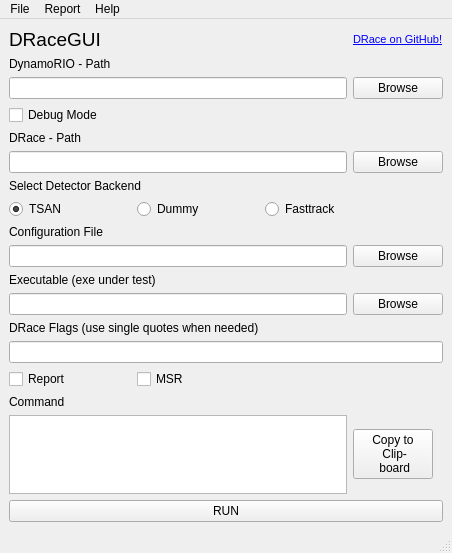
The window that tools/DRaceGUI/qt/draceGUI.ui (fmoessbauer/drace) describes before a commit, drawn with Qt 5.
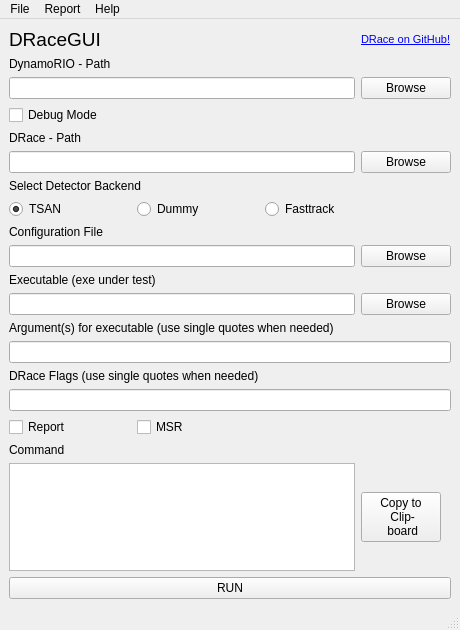
The same window after the commit.

Commit message: feat: add input in GUI to specify args for exe under test

Patch:
```diff
--- a/tools/DRaceGUI/qt/draceGUI.ui
+++ b/tools/DRaceGUI/qt/draceGUI.ui
@@ -6,8 +6,8 @@
    <rect>
     <x>0</x>
     <y>0</y>
-    <width>420</width>
-    <height>553</height>
+    <width>460</width>
+    <height>630</height>
    </rect>
   </property>
   <property name="windowTitle">
@@ -15,16 +15,6 @@
   </property>
   <widget class="QWidget" name="centralwidget">
    <layout class="QGridLayout" name="gridLayout">
-    <item row="5" column="0" colspan="4">
-     <widget class="QLineEdit" name="drace_path_input"/>
-    </item>
-    <item row="4" column="0">
-     <widget class="QLabel" name="label_7">
-      <property name="text">
-       <string>DRace - Path</string>
-      </property>
-     </widget>
-    </item>
     <item row="1" column="0" colspan="2">
      <widget class="QLabel" name="label_2">
       <property name="text">
@@ -32,29 +22,52 @@
       </property>
      </widget>
     </item>
-    <item row="17" column="0" colspan="5">
-     <widget class="QPushButton" name="run_button">
-      <property name="text">
-       <string>RUN</string>
-      </property>
-     </widget>
-    </item>
-    <item row="16" column="0" colspan="4">
-     <widget class="QTextBrowser" name="command_output">
+    <item row="0" column="0">
+     <widget class="QLabel" name="label">
       <property name="font">
        <font>
-        <pointsize>8</pointsize>
+        <pointsize>14</pointsize>
        </font>
       </property>
+      <property name="text">
+       <string>DRaceGUI</string>
+      </property>
      </widget>
     </item>
-    <item row="10" column="0" colspan="2">
-     <widget class="QLabel" name="label_4">
+    <item row="9" column="0" colspan="4">
+     <widget class="QLineEdit" name="config_file_input"/>
+    </item>
+    <item row="11" column="4">
+     <widget class="QPushButton" name="exe_path_btn">
       <property name="text">
-       <string>Executable (exe under test)</string>
+       <string>Browse</string>
       </property>
      </widget>
     </item>
+    <item row="14" column="0" colspan="2">
+     <widget class="QLabel" name="label_10">
+      <property name="text">
+       <string>DRace Flags (use single quotes when needed)</string>
+      </property>
+     </widget>
+    </item>
+    <item row="8" column="0" colspan="2">
+     <widget class="QLabel" name="label_5">
+      <property name="text">
+       <string>Configuration File</string>
+      </property>
+     </widget>
+    </item>
+    <item row="7" column="2">
+     <widget class="QRadioButton" name="fasttrack_btn">
+      <property name="text">
+       <string>Fasttrack</string>
+      </property>
+     </widget>
+    </item>
+    <item row="11" column="0" colspan="4">
+     <widget class="QLineEdit" name="exe_input"/>
+    </item>
     <item row="0" column="4">
      <widget class="QLabel" name="drace_link">
       <property name="text">
@@ -75,29 +88,8 @@
       </property>
      </widget>
     </item>
-    <item row="11" column="0" colspan="4">
-     <widget class="QLineEdit" name="exe_input"/>
-    </item>
-    <item row="8" column="0" colspan="2">
-     <widget class="QLabel" name="label_5">
-      <property name="text">
-       <string>Configuration File</string>
-      </property>
-     </widget>
-    </item>
-    <item row="15" column="0" colspan="2">
-     <widget class="QLabel" name="label_8">
-      <property name="text">
-       <string>Command</string>
-      </property>
-     </widget>
-    </item>
-    <item row="14" column="0">
-     <widget class="QCheckBox" name="report_creation">
-      <property name="text">
-       <string>Report</string>
-      </property>
-     </widget>
+    <item row="5" column="0" colspan="4">
+     <widget class="QLineEdit" name="drace_path_input"/>
     </item>
     <item row="5" column="4">
      <widget class="QPushButton" name="drace_path_btn">
@@ -106,10 +98,38 @@
       </property>
      </widget>
     </item>
-    <item row="14" column="1">
-     <widget class="QCheckBox" name="msr_box">
+    <item row="18" column="4">
+     <widget class="QPushButton" name="copy_button">
+      <property name="sizePolicy">
+       <sizepolicy hsizetype="Fixed" vsizetype="Fixed">
+        <horstretch>0</horstretch>
+        <verstretch>0</verstretch>
+       </sizepolicy>
+      </property>
       <property name="text">
-       <string>MSR</string>
+       <string>Copy to 
+ Clip- 
+ board</string>
+      </property>
+     </widget>
+    </item>
+    <item row="7" column="1">
+     <widget class="QRadioButton" name="dummy_btn">
+      <property name="text">
+       <string>Dummy</string>
+      </property>
+     </widget>
+    </item>
+    <item row="15" column="0" colspan="5">
+     <widget class="QLineEdit" name="flag_input"/>
+    </item>
+    <item row="7" column="0">
+     <widget class="QRadioButton" name="tsan_btn">
+      <property name="text">
+       <string>TSAN</string>
+      </property>
+      <property name="checked">
+       <bool>true</bool>
       </property>
      </widget>
     </item>
@@ -120,15 +140,33 @@
       </property>
      </widget>
     </item>
-    <item row="0" column="0">
-     <widget class="QLabel" name="label">
+    <item row="17" column="0" colspan="2">
+     <widget class="QLabel" name="label_8">
+      <property name="text">
+       <string>Command</string>
+      </property>
+     </widget>
+    </item>
+    <item row="19" column="0" colspan="5">
+     <widget class="QPushButton" name="run_button">
+      <property name="text">
+       <string>RUN</string>
+      </property>
+     </widget>
+    </item>
+    <item row="18" column="0" colspan="4">
+     <widget class="QTextBrowser" name="command_output">
       <property name="font">
        <font>
-        <pointsize>14</pointsize>
+        <pointsize>8</pointsize>
        </font>
       </property>
+     </widget>
+    </item>
+    <item row="16" column="0">
+     <widget class="QCheckBox" name="report_creation">
       <property name="text">
-       <string>DRaceGUI</string>
+       <string>Report</string>
       </property>
      </widget>
     </item>
@@ -139,10 +177,17 @@
       </property>
      </widget>
     </item>
-    <item row="7" column="2">
-     <widget class="QRadioButton" name="fasttrack_btn">
+    <item row="4" column="0">
+     <widget class="QLabel" name="label_7">
       <property name="text">
-       <string>Fasttrack</string>
+       <string>DRace - Path</string>
+      </property>
+     </widget>
+    </item>
+    <item row="16" column="1">
+     <widget class="QCheckBox" name="msr_box">
+      <property name="text">
+       <string>MSR</string>
       </property>
      </widget>
     </item>
@@ -153,16 +198,6 @@
       </property>
      </widget>
     </item>
-    <item row="13" column="0" colspan="5">
-     <widget class="QLineEdit" name="flag_input"/>
-    </item>
-    <item row="12" column="0" colspan="2">
-     <widget class="QLabel" name="label_10">
-      <property name="text">
-       <string>DRace Flags (use single quotes when needed)</string>
-      </property>
-     </widget>
-    </item>
     <item row="2" column="4">
      <widget class="QPushButton" name="dr_path_btn">
       <property name="text">
@@ -170,16 +205,6 @@
       </property>
      </widget>
     </item>
-    <item row="11" column="4">
-     <widget class="QPushButton" name="exe_path_btn">
-      <property name="text">
-       <string>Browse</string>
-      </property>
-     </widget>
-    </item>
-    <item row="9" column="0" colspan="4">
-     <widget class="QLineEdit" name="config_file_input"/>
-    </item>
     <item row="6" column="0" colspan="2">
      <widget class="QLabel" name="label_9">
       <property name="text">
@@ -187,35 +212,20 @@
       </property>
      </widget>
     </item>
-    <item row="7" column="0">
-     <widget class="QRadioButton" name="tsan_btn">
+    <item row="10" column="0" colspan="2">
+     <widget class="QLabel" name="label_4">
       <property name="text">
-       <string>TSAN</string>
+       <string>Executable (exe under test)</string>
       </property>
-      <property name="checked">
-       <bool>true</bool>
-      </property>
      </widget>
     </item>
-    <item row="7" column="1">
-     <widget class="QRadioButton" name="dummy_btn">
-      <property name="text">
-       <string>Dummy</string>
-      </property>
-     </widget>
+    <item row="13" column="0" colspan="5">
+     <widget class="QLineEdit" name="exe_args_input"/>
     </item>
-    <item row="16" column="4">
-     <widget class="QPushButton" name="copy_button">
-      <property name="sizePolicy">
-       <sizepolicy hsizetype="Fixed" vsizetype="Fixed">
-        <horstretch>0</horstretch>
-        <verstretch>0</verstretch>
-       </sizepolicy>
-      </property>
+    <item row="12" column="0" colspan="3">
+     <widget class="QLabel" name="label_3">
       <property name="text">
-       <string>Copy to 
- Clip- 
- board</string>
+       <string>Argument(s) for executable (use single quotes when needed)</string>
       </property>
      </widget>
     </item>
@@ -226,7 +236,7 @@
     <rect>
      <x>0</x>
      <y>0</y>
-     <width>420</width>
+     <width>460</width>
      <height>21</height>
     </rect>
    </property>
```
The commit also changes 9 other files.
